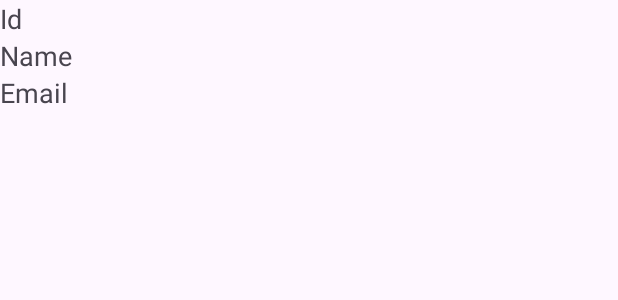
After one commit to ThetMhueWai/My_Exercise_One_KotlinTesting, an Android app: the layout custom_list.xml on its own in the app's theme, with its tools: preview values and no code run, on a phone screen of 412 x 824 dp. The commit adds this screen. Shown: the top 300 px of the screen. Run offline under Robolectric (Android 15) with nearby library versions, the phone set to English and light mode, and no system bars.

Commit message:
message changes

```diff
--- /dev/null
+++ b/app/src/main/res/layout/custom_list.xml
@@ -0,0 +1,27 @@
+<?xml version="1.0" encoding="utf-8"?>
+<LinearLayout xmlns:android="http://schemas.android.com/apk/res/android"
+    android:orientation="vertical" android:layout_width="match_parent"
+    android:layout_height="match_parent"
+    android:id="@+id/linearLayout">
+
+    <TextView
+        android:id="@+id/textViewId"
+        android:layout_width="match_parent"
+        android:layout_height="wrap_content"
+        android:text="Id"
+        android:textAppearance="@style/Base.TextAppearance.AppCompat.Medium"/>
+
+    <TextView
+        android:id="@+id/textViewName"
+        android:layout_width="match_parent"
+        android:layout_height="wrap_content"
+        android:text="Name"
+        android:textAppearance="@style/Base.TextAppearance.AppCompat.Medium"/>
+
+    <TextView
+        android:id="@+id/textViewEmail"
+        android:layout_width="match_parent"
+        android:layout_height="wrap_content"
+        android:text="Email"
+        android:textAppearance="@style/Base.TextAppearance.AppCompat.Medium"/>
+</LinearLayout>
```
Also changed, not shown: app/src/main/java/com/example/myexerciseone/DatabaseHandler.kt (+97 -2 lines), app/src/main/java/com/example/myexerciseone/MyListAdapter.kt (added, +25 -0 lines), app/src/main/res/layout/activity_database.xml (+12 -1 lines).
